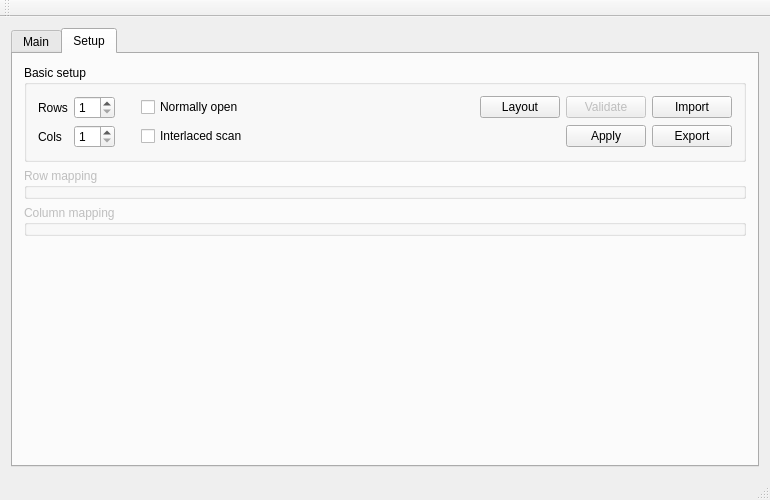
Above: FlightController/FlightController.ui from dmaone/CommonSense before the change. Below: the same form after it.
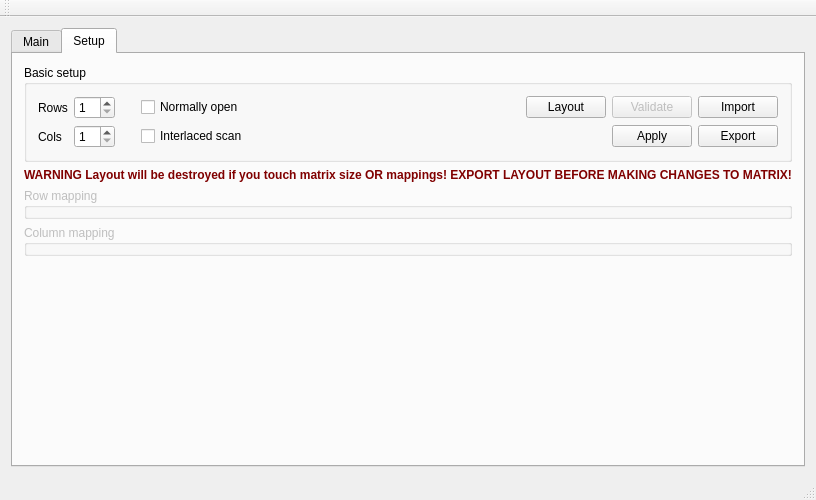
That is the form after the change. The open tabs and pages were chosen to show the change. Custom widgets are drawn as their Qt base class.

The edit to the form file:
```diff
--- a/FlightController/FlightController.ui
+++ b/FlightController/FlightController.ui
@@ -299,6 +299,28 @@
           </layout>
          </widget>
         </item>
+        <item>
+         <widget class="QLabel" name="label_3">
+          <property name="font">
+           <font>
+            <weight>75</weight>
+            <bold>true</bold>
+           </font>
+          </property>
+          <property name="layoutDirection">
+           <enum>Qt::LeftToRight</enum>
+          </property>
+          <property name="styleSheet">
+           <string notr="true">color: #800000;</string>
+          </property>
+          <property name="text">
+           <string>WARNING Layout will be destroyed if you touch matrix size OR mappings! EXPORT LAYOUT BEFORE MAKING CHANGES TO MATRIX!</string>
+          </property>
+          <property name="alignment">
+           <set>Qt::AlignCenter</set>
+          </property>
+         </widget>
+        </item>
         <item>
          <widget class="QGroupBox" name="RowMapping">
           <property name="enabled">
```
Left out of the diff: 72 changed lines with no effect on the pictures.
